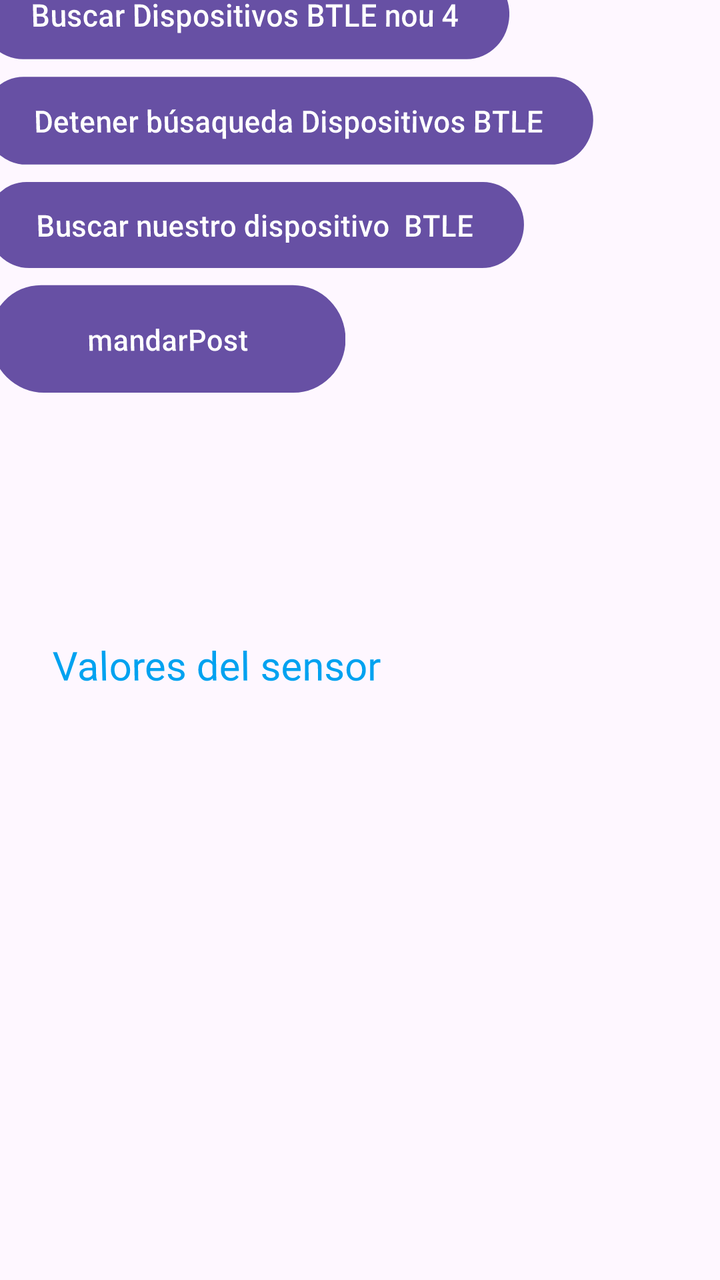
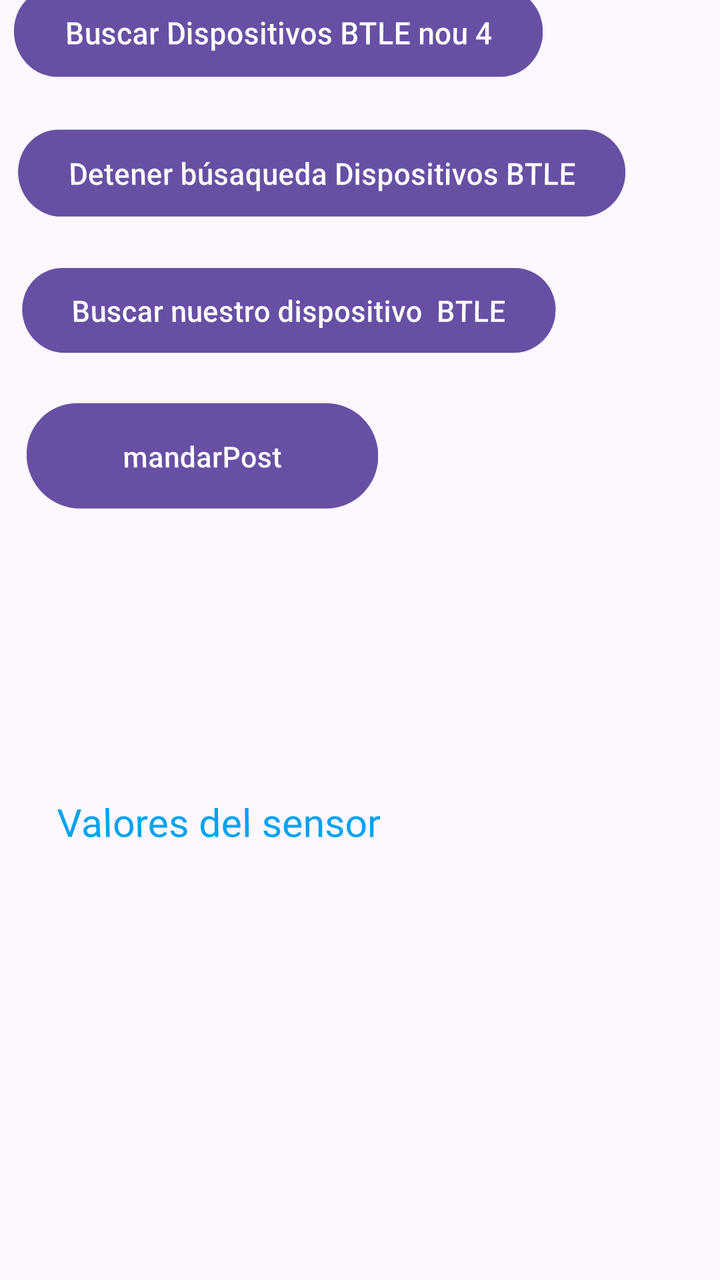

Before-and-after screenshots of an Android layout around one commit, followed by the original layout XML and the change that was made.
<!-- AndroidManifest.xml: application theme Theme.Biometria3a -->
<!-- res/layout/activity_main.xml -->
<?xml version="1.0" encoding="utf-8"?>
<android.widget.LinearLayout xmlns:android="http://schemas.android.com/apk/res/android"
    xmlns:app="http://schemas.android.com/apk/res-auto"
    xmlns:tools="http://schemas.android.com/tools"
    android:layout_width="match_parent"
    android:layout_height="match_parent"
    android:orientation="vertical"
    android:rotation="0"
    android:rotationX="-2"
    tools:context=".MainActivity">

    <Button
        android:id="@+id/botonBuscarDispositivosBTLE"
        android:layout_width="wrap_content"
        android:layout_height="wrap_content"
        android:onClick="botonBuscarDispositivosBTLEPulsado"
        android:text="Buscar Dispositivos BTLE nou 4" />

    <Button
        android:id="@+id/botonDetenerBusquedaDispositivosBTLE"
        android:layout_width="wrap_content"
        android:layout_height="wrap_content"
        android:onClick="botonDetenerBusquedaDispositivosBTLEPulsado"
        android:text="Detener búsaqueda Dispositivos BTLE" />

    <Button
        android:id="@+id/botonBuscarNuestroDispositivoBTLE"
        android:layout_width="wrap_content"
        android:layout_height="wrap_content"
        android:onClick="botonBuscarNuestroDispositivoBTLEPulsado"
        android:text="Buscar nuestro dispositivo  BTLE" />

    <Button
        android:id="@+id/mandarPost"
        android:layout_width="173dp"
        android:layout_height="59dp"

        android:text="mandarPost"
        android:textColorLink="#DB0707" />


    <TextView
        android:id="@+id/dispositivoBtle"
        android:layout_width="match_parent"
        android:layout_height="wrap_content"
        android:text=""
        android:textColor="#FF69B4" />

    <TextView
        android:id="@+id/nuestrodisp"
        android:layout_width="match_parent"
        android:layout_height="wrap_content"
        android:textColor="#F01515"
        android:layout_margin="26dp" />

    <TextView
        android:id="@+id/valoresSensor"
        android:layout_width="wrap_content"
        android:layout_height="wrap_content"
        android:text="Valores del sensor"
        android:textColor="#00A2F0"
        android:textSize="20dp"
        android:layout_margin="26dp" />


</android.widget.LinearLayout>
<!-- resources referenced by this layout -->
<resources>
  <style name="Theme.Biometria3a" parent="Base.Theme.Biometria3a" />
  <style name="Base.Theme.Biometria3a" parent="Theme.Material3.DayNight.NoActionBar">
          
          
      </style>
</resources>

<!-- the commit's change to res/layout/activity_main.xml (unified diff, before → after) -->
@@ -14,21 +14,33 @@
         android:layout_width="wrap_content"
         android:layout_height="wrap_content"
         android:onClick="botonBuscarDispositivosBTLEPulsado"
-        android:text="Buscar Dispositivos BTLE nou 4" />
+        android:text="Buscar Dispositivos BTLE nou 4"
+        android:layout_marginStart="16dp"
+        android:layout_marginTop="8dp"
+        android:layout_marginEnd="16dp"
+        android:layout_marginBottom="8dp"/>
 
     <Button
         android:id="@+id/botonDetenerBusquedaDispositivosBTLE"
         android:layout_width="wrap_content"
         android:layout_height="wrap_content"
         android:onClick="botonDetenerBusquedaDispositivosBTLEPulsado"
-        android:text="Detener búsaqueda Dispositivos BTLE" />
+        android:text="Detener búsaqueda Dispositivos BTLE"
+        android:layout_marginStart="16dp"
+        android:layout_marginTop="8dp"
+        android:layout_marginEnd="16dp"
+        android:layout_marginBottom="8dp"/>
 
     <Button
         android:id="@+id/botonBuscarNuestroDispositivoBTLE"
         android:layout_width="wrap_content"
         android:layout_height="wrap_content"
         android:onClick="botonBuscarNuestroDispositivoBTLEPulsado"
-        android:text="Buscar nuestro dispositivo  BTLE" />
+        android:text="Buscar nuestro dispositivo  BTLE"
+        android:layout_marginStart="16dp"
+        android:layout_marginTop="8dp"
+        android:layout_marginEnd="16dp"
+        android:layout_marginBottom="8dp"/>
 
     <Button
         android:id="@+id/mandarPost"
@@ -36,7 +48,11 @@
         android:layout_height="59dp"
 
         android:text="mandarPost"
-        android:textColorLink="#DB0707" />
+        android:textColorLink="#DB0707"
+        android:layout_marginStart="16dp"
+        android:layout_marginTop="8dp"
+        android:layout_marginEnd="16dp"
+        android:layout_marginBottom="8dp"/>
 
 
     <TextView
@@ -44,23 +60,35 @@
         android:layout_width="match_parent"
         android:layout_height="wrap_content"
         android:text=""
-        android:textColor="#FF69B4" />
+        android:textColor="#FF69B4"
+        android:layout_marginStart="16dp"
+        android:layout_marginTop="8dp"
+        android:layout_marginEnd="16dp"
+        android:layout_marginBottom="8dp"/>
 
     <TextView
         android:id="@+id/nuestrodisp"
         android:layout_width="match_parent"
         android:layout_height="wrap_content"
         android:textColor="#F01515"
-        android:layout_margin="26dp" />
+        android:layout_margin="26dp"
+        android:layout_marginStart="16dp"
+        android:layout_marginTop="8dp"
+        android:layout_marginEnd="16dp"
+        android:layout_marginBottom="8dp"/>
 
     <TextView
         android:id="@+id/valoresSensor"
         android:layout_width="wrap_content"
         android:layout_height="wrap_content"
+        android:layout_margin="26dp"
         android:text="Valores del sensor"
         android:textColor="#00A2F0"
         android:textSize="20dp"
-        android:layout_margin="26dp" />
+        android:layout_marginStart="16dp"
+        android:layout_marginTop="8dp"
+        android:layout_marginEnd="16dp"
+        android:layout_marginBottom="8dp"/>
 
 
 </android.widget.LinearLayout>
